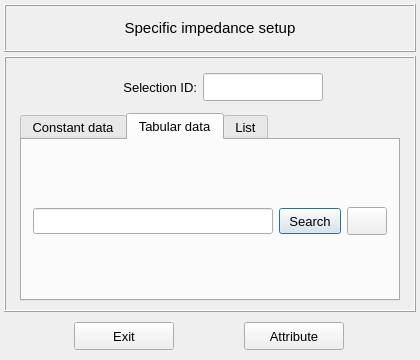
Qt form vibra/interface/data/ui_files/model/setup/acoustic/specific_impedance_inputs.ui (MOPT-UFSC/VIBRA) before a commit.
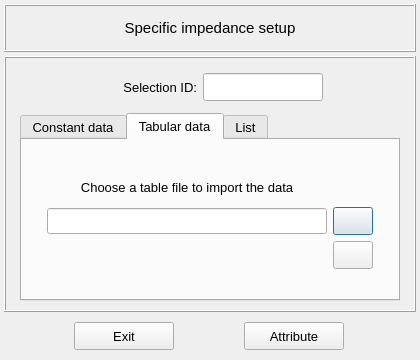
The same form after that commit. The open tabs and pages were chosen to show the change. Icons and pictures are not drawn.

Patch:
```diff
--- a/vibra/interface/data/ui_files/model/setup/acoustic/specific_impedance_inputs.ui
+++ b/vibra/interface/data/ui_files/model/setup/acoustic/specific_impedance_inputs.ui
@@ -536,7 +536,7 @@
           <property name="spacing">
            <number>2</number>
           </property>
-          <item row="0" column="0">
+          <item row="1" column="0">
            <widget class="QFrame" name="frame_9">
             <property name="minimumSize">
              <size>
@@ -569,13 +569,10 @@
              <property name="bottomMargin">
               <number>0</number>
              </property>
-             <property name="horizontalSpacing">
+             <property name="spacing">
               <number>6</number>
              </property>
-             <property name="verticalSpacing">
-              <number>2</number>
-             </property>
-             <item row="0" column="2">
+             <item row="1" column="2">
               <widget class="QPushButton" name="pushButton_load_table">
                <property name="enabled">
                 <bool>true</bool>
@@ -588,14 +585,14 @@
                </property>
                <property name="minimumSize">
                 <size>
-                 <width>62</width>
-                 <height>26</height>
+                 <width>40</width>
+                 <height>28</height>
                 </size>
                </property>
                <property name="maximumSize">
                 <size>
-                 <width>62</width>
-                 <height>26</height>
+                 <width>40</width>
+                 <height>28</height>
                 </size>
                </property>
                <property name="font">
@@ -611,12 +608,22 @@
                 <string notr="true"/>
                </property>
                <property name="text">
-                <string>Search</string>
+                <string/>
+               </property>
+               <property name="icon">
+                <iconset resource="../../../../icons/resources.qrc">
+                 <normaloff>:/icons/document_search_blue.png</normaloff>:/icons/document_search_blue.png</iconset>
+               </property>
+               <property name="iconSize">
+                <size>
+                 <width>20</width>
+                 <height>20</height>
+                </size>
                </property>
               </widget>
              </item>
-             <item row="0" column="4">
-              <spacer name="horizontalSpacer_9">
+             <item row="1" column="0">
+              <spacer name="horizontalSpacer_8">
                <property name="orientation">
                 <enum>Qt::Horizontal</enum>
                </property>
@@ -628,20 +635,20 @@
                </property>
               </spacer>
              </item>
-             <item row="0" column="1">
+             <item row="1" column="1">
               <widget class="QLineEdit" name="lineEdit_table_path">
                <property name="enabled">
                 <bool>true</bool>
                </property>
                <property name="minimumSize">
                 <size>
-                 <width>240</width>
+                 <width>280</width>
                  <height>26</height>
                 </size>
                </property>
                <property name="maximumSize">
                 <size>
-                 <width>260</width>
+                 <width>280</width>
                  <height>26</height>
                 </size>
                </property>
@@ -660,8 +667,8 @@
                </property>
               </widget>
              </item>
-             <item row="0" column="0">
-              <spacer name="horizontalSpacer_8">
+             <item row="1" column="4">
+              <spacer name="horizontalSpacer_9">
                <property name="orientation">
                 <enum>Qt::Horizontal</enum>
                </property>
@@ -673,7 +680,7 @@
                </property>
               </spacer>
              </item>
-             <item row="0" column="3">
+             <item row="2" column="2">
               <widget class="QPushButton" name="pushButton_change_frequency_setup">
                <property name="enabled">
                 <bool>true</bool>
@@ -726,9 +733,57 @@
                </property>
               </widget>
              </item>
+             <item row="0" column="1">
+              <widget class="QLabel" name="label_3">
+               <property name="minimumSize">
+                <size>
+                 <width>0</width>
+                 <height>28</height>
+                </size>
+               </property>
+               <property name="maximumSize">
+                <size>
+                 <width>16777215</width>
+                 <height>28</height>
+                </size>
+               </property>
+               <property name="text">
+                <string>Choose a table file to import the data</string>
+               </property>
+               <property name="alignment">
+                <set>Qt::AlignCenter</set>
+               </property>
+              </widget>
+             </item>
             </layout>
            </widget>
           </item>
+          <item row="0" column="0">
+           <spacer name="verticalSpacer_3">
+            <property name="orientation">
+             <enum>Qt::Vertical</enum>
+            </property>
+            <property name="sizeHint" stdset="0">
+             <size>
+              <width>20</width>
+              <height>40</height>
+             </size>
+            </property>
+           </spacer>
+          </item>
+          <item row="2" column="0">
+           <spacer name="verticalSpacer_4">
+            <property name="orientation">
+             <enum>Qt::Vertical</enum>
+            </property>
+            <property name="sizeHint" stdset="0">
+             <size>
+              <width>20</width>
+              <height>40</height>
+             </size>
+            </property>
+           </spacer>
+          </item>
          </layout>
         </widget>
         <widget class="QWidget" name="tab_list">
```
